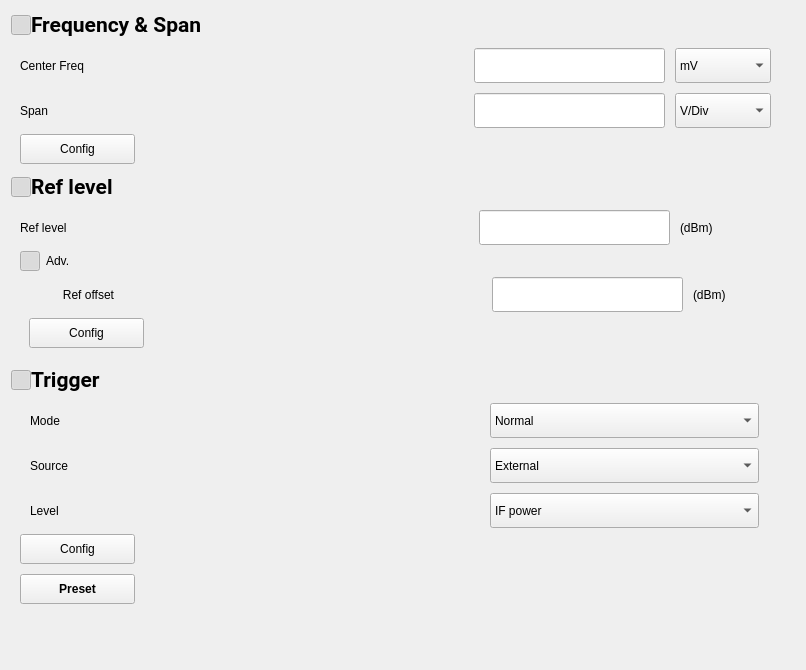
Old version of the form tas7061bb/widgets/wgContentFpl1003/wgContentFpl1003.ui in the repository DoND8xforce/tas7061.
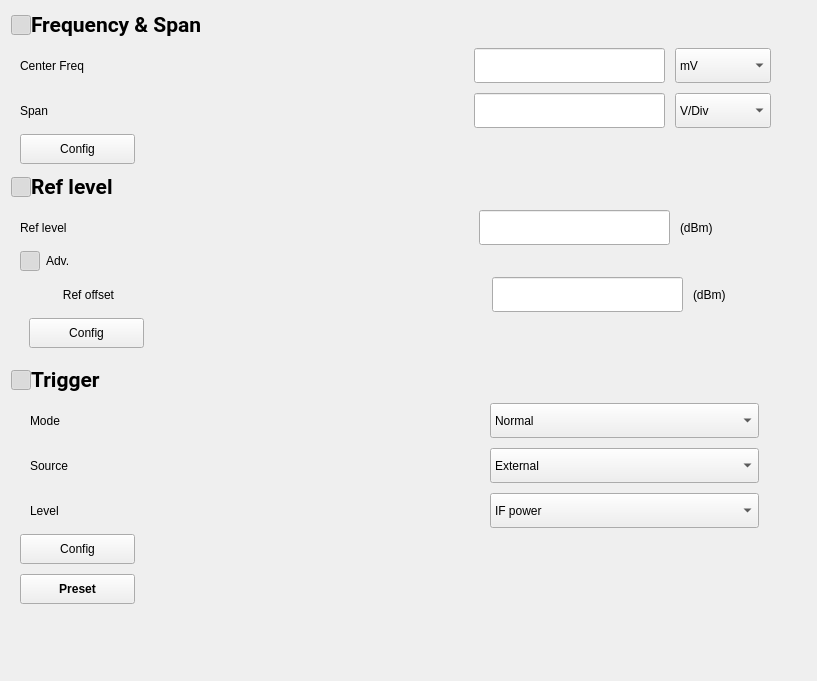
New version of the form. Icons and pictures are not drawn.

Commit message: Redesign layout

Diff of the .ui file:
```diff
--- a/tas7061bb/widgets/wgContentFpl1003/wgContentFpl1003.ui
+++ b/tas7061bb/widgets/wgContentFpl1003/wgContentFpl1003.ui
@@ -6,8 +6,8 @@
    <rect>
     <x>0</x>
     <y>0</y>
-    <width>806</width>
-    <height>670</height>
+    <width>817</width>
+    <height>681</height>
    </rect>
   </property>
   <property name="windowTitle">
```
Left out of the diff: 798 changed lines with no effect on the pictures. Lines whose indentation alone changed are shown as unchanged. The commit also changes 4 other files.
